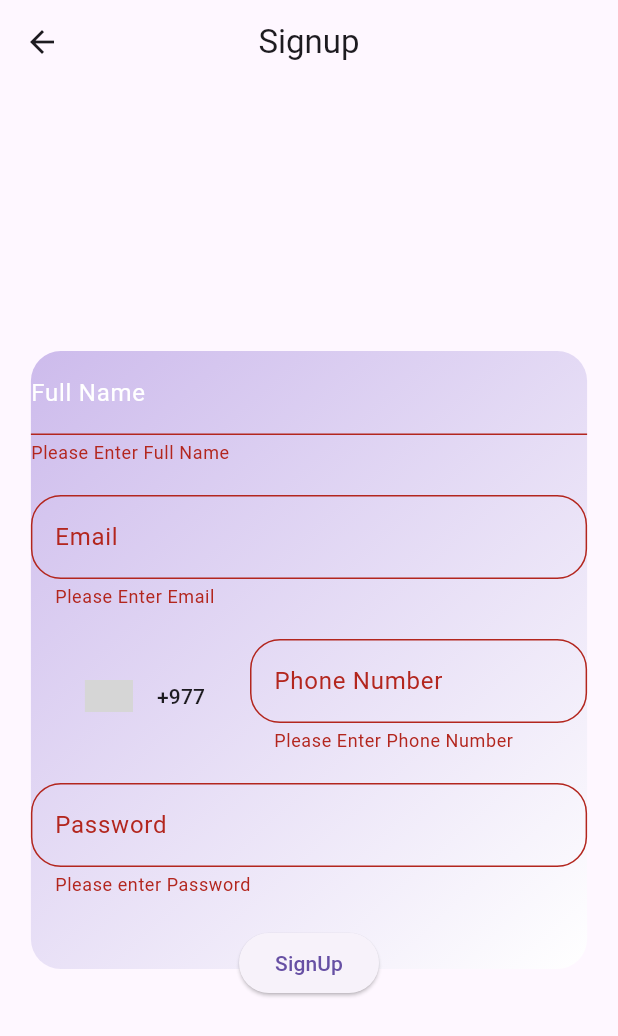
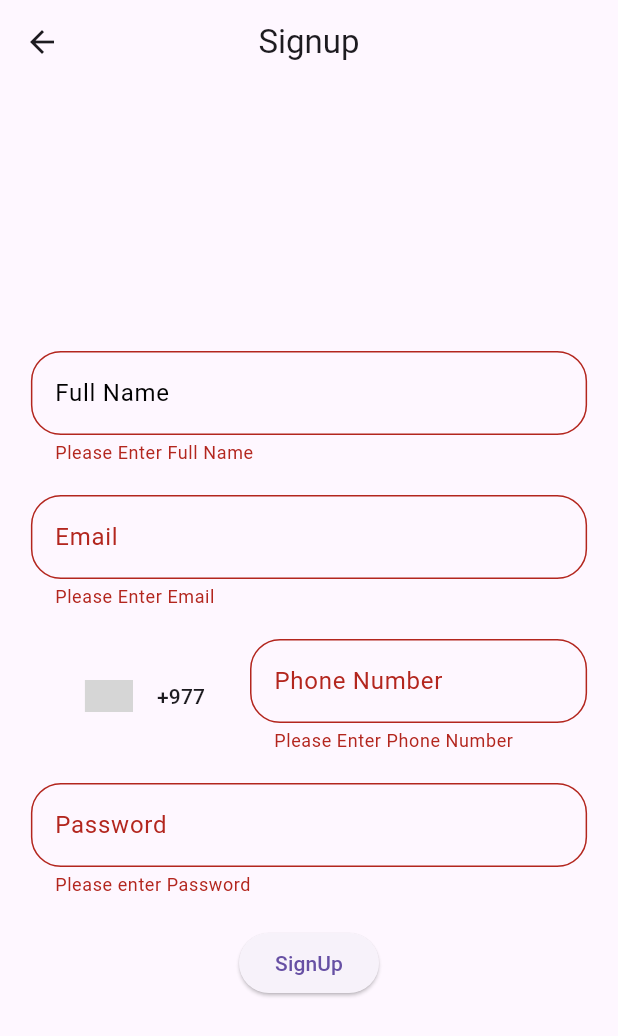
Before and after one commit to kadelsafal/Freelancing-APP, a Flutter app: the SignupScreen screen opened directly, after a tap on "SignUp", on a phone screen of 412 x 824 dp. Shown: the top 1036 px of the screen. Run offline on Flutter 3.47's test engine with Material 3 defaults, Android fonts, the phone set to English and light mode, and no system bars; drawn by our look-alikes of country_code_picker; our stand-ins replace flutter_secure_storage, jwt_decoder; accounts and stored records are empty; grey boxes are pictures that could not be loaded.

Commit message:
Updated signup form and backend logic

```diff
--- a/freelancing/lib/Login/Signup/config.dart
+++ b/freelancing/lib/Login/Signup/config.dart
@@ -1,4 +1,4 @@
-final url = "http://192.168.1.11:3000";
+final url = "http://192.168.1.50:3000";
 final registration = url + "/registration";
 
 final login = url + "/login";
--- a/freelancing/lib/Login/Signup/signupform.dart
+++ b/freelancing/lib/Login/Signup/signupform.dart
@@ -4,6 +4,7 @@ import 'package:flutter/material.dart';
 import 'package:country_code_picker/country_code_picker.dart';
 import 'package:http/http.dart' as http;
 import 'package:freelancing/navigationbar/navigation.dart';
+import 'package:flutter_secure_storage/flutter_secure_storage.dart';
 
 class Signupform extends StatefulWidget {
   const Signupform({super.key});
@@ -21,6 +22,14 @@ class _SignupformState extends State<Signupform> {
   final emailcontroller = TextEditingController();
   final passwordcontroller = TextEditingController();
   final userRolecontroller = TextEditingController();
+
+  late FlutterSecureStorage secureStorage;
+
+  @override
+  void initState() {
+    super.initState();
+    secureStorage = FlutterSecureStorage();
+  }
 
   String selected_countrycode = '+977';
 
@@ -47,6 +56,9 @@ class _SignupformState extends State<Signupform> {
       print(jsonResponse['message']);
 
       if (jsonResponse['status']) {
+        String token = jsonResponse['token'];
+
+        await secureStorage.write(key: 'token', value: token);
         Navigator.pushAndRemoveUntil(
             context,
             MaterialPageRoute(builder: (context) => NavigationPage()),
@@ -73,11 +85,6 @@ class _SignupformState extends State<Signupform> {
           decoration: BoxDecoration(
             borderRadius: BorderRadius.circular(20),
             // Create a linear gradient with purple and white colors
-            gradient: LinearGradient(
-              colors: [const Color.fromARGB(255, 205, 187, 236), Colors.white],
-              begin: Alignment.topLeft,
-              end: Alignment.bottomRight,
-            ),
           ),
           child: Column(
             mainAxisAlignment: MainAxisAlignment.center,
@@ -93,13 +100,9 @@ class _SignupformState extends State<Signupform> {
                           controller: namecontroller,
                           decoration: InputDecoration(
                               labelText: 'Full Name',
-                              labelStyle: TextStyle(color: Colors.white),
-                              enabledBorder: OutlineInputBorder(
-                                  borderSide: BorderSide(
-                                    width: 4.0,
-                                    color: const Color.fromARGB(255, 0, 0, 0),
-                                    style: BorderStyle.solid,
-                                  ),
+                              labelStyle: TextStyle(
+                                  color: const Color.fromARGB(255, 1, 1, 1)),
+                              border: OutlineInputBorder(
                                   borderRadius: BorderRadius.circular(20))),
                           keyboardType: TextInputType.name,
                           validator: (value) {
--- a/freelancing/lib/Login/login_config.dart
+++ b/freelancing/lib/Login/login_config.dart
@@ -1,2 +1,2 @@
-final url = "http://192.168.1.11:3000";
+final url = "http://192.168.1.50:3000";
 final login = url + "/login";
--- a/freelancing/lib/Screens/home_screen.dart
+++ b/freelancing/lib/Screens/home_screen.dart
@@ -43,7 +43,7 @@ class _HomeScreenState extends State<HomeScreen> {
         title: Row(
           mainAxisAlignment: MainAxisAlignment.spaceBetween,
           children: [
-            Text("FULL NAME : $fullName"),
+            Text("$fullName"),
             GestureDetector(
               onTap: () {
                 Navigator.pushAndRemoveUntil(
```
Also changed, not shown: 1 other file.
